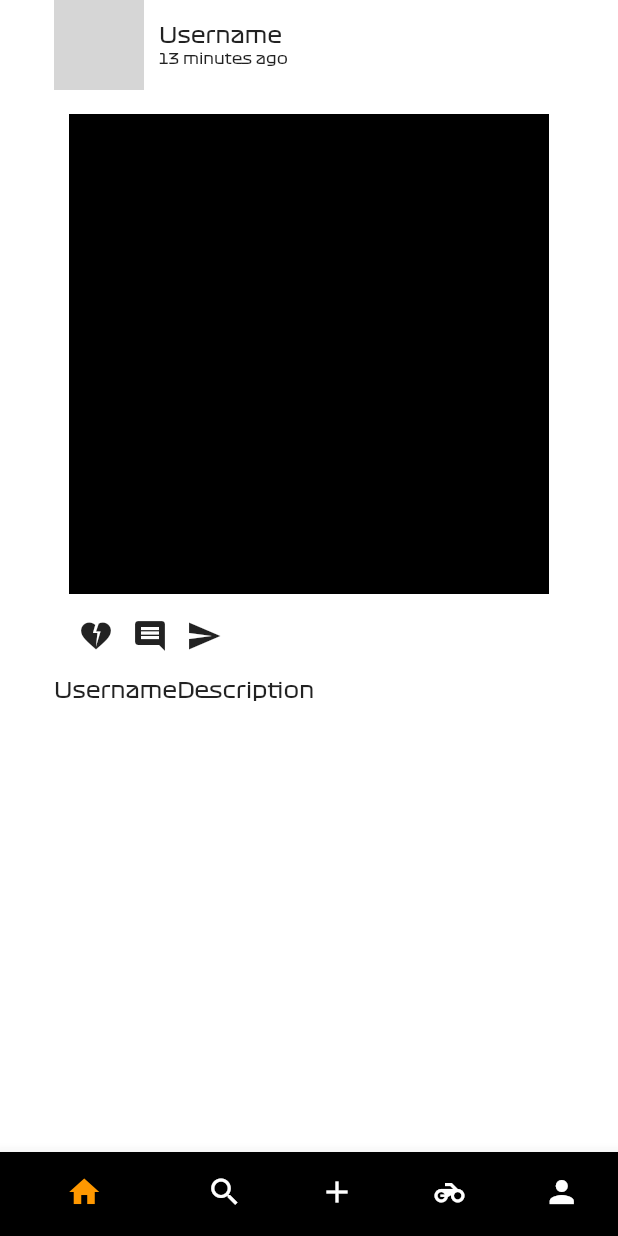
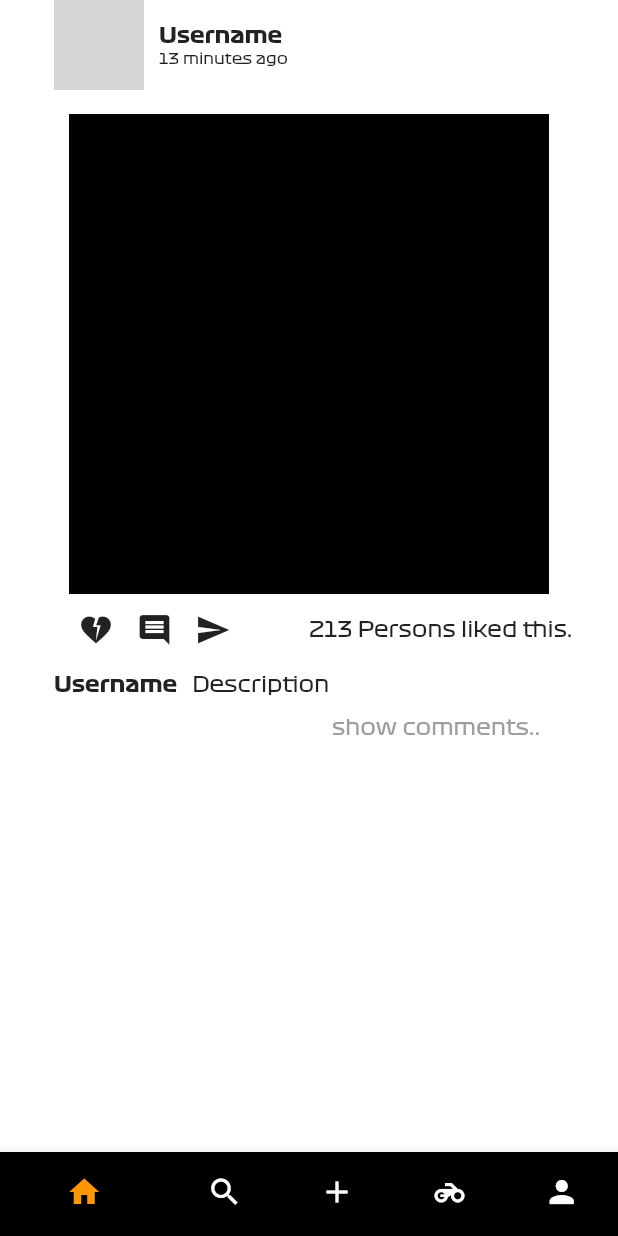
Before and after one commit to fatihbozer/ridesnbikes, a Flutter app: the screen it shows after launch, on a phone screen of 412 x 824 dp. Run offline on Flutter 3.47's test engine with Material 2 defaults, Android fonts, the light colour scheme and no system bars; network calls fail; grey boxes are pictures that could not be loaded.

Commit message:
"homescreen bearbeitet"

```diff
--- a/lib/screens/homescreen.dart
+++ b/lib/screens/homescreen.dart
@@ -23,6 +23,7 @@ class HomeScreen extends StatelessWidget {
                       children: [
                         Text(
                           'Username',
+                          style: TextStyle(fontFamily: 'Formula1bold'),
                         ),
                         Text(
                           '13 minutes ago',
@@ -35,27 +36,50 @@ class HomeScreen extends StatelessWidget {
               ),
               const SizedBox(height: 16),
               Container(width: 320, height: 320, color: Colors.black),
-              const SizedBox(height: 16),
+              const SizedBox(height: 12),
               const Padding(
                 padding: EdgeInsets.only(left: 52.0),
                 child: Row(
                   children: [
                     Icon(Icons.heart_broken),
                     Padding(
-                      padding: EdgeInsets.fromLTRB(12.0, 0.0, 12.0, 0.0),
+                      padding: EdgeInsets.fromLTRB(15.0, 0.0, 15.0, 0.0),
                       child: Icon(Icons.comment),
                     ),
                     Icon(Icons.send),
+                    Padding(
+                      padding: EdgeInsets.only(left: 52.0),
+                      child: Text('213 Persons liked this.'),
+                    )
                   ],
                 ),
               ),
-              const SizedBox(height: 16),
+              const SizedBox(height: 16.0),
               const Padding(
                 padding: EdgeInsets.only(left: 36.0),
                 child: Row(
                   children: [
-                    Text('Username'),
-                    Text('Description'),
+                    Text(
+                      'Username',
+                      style: TextStyle(fontFamily: 'Formula1bold'),
+                    ),
+                    Padding(
+                      padding: EdgeInsets.only(left: 10.0),
+                      child: Text('Description'),
+                    ),
+                  ],
+                ),
+              ),
+              SizedBox(height: 12),
+              const Padding(
+                padding: EdgeInsets.only(right: 52.0),
+                child: Row(
+                  mainAxisAlignment: MainAxisAlignment.end,
+                  children: [
+                    Text(
+                      'show comments..',
+                      style: TextStyle(color: Colors.grey),
+                    ),
                   ],
                 ),
               ),
```
